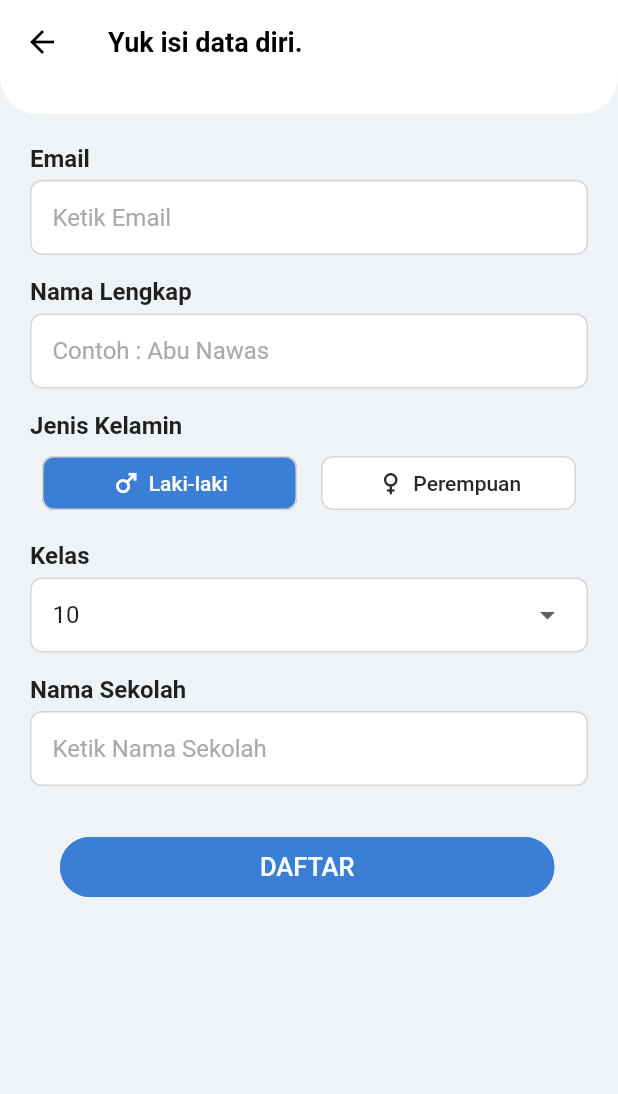
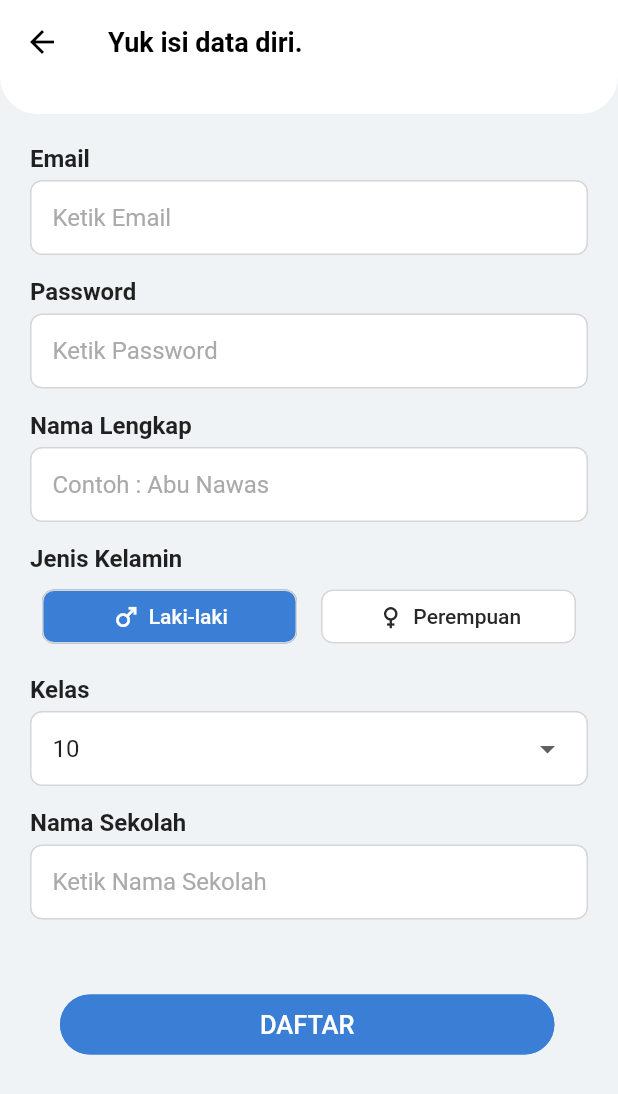
Before and after one commit to arfizart/app_final_latsol, a Flutter app: the RegisterPage screen opened by its route, on a phone screen of 412 x 824 dp. Shown: the top 1094 px of the screen. Run offline on Flutter 3.47's test engine with Material 2 defaults, Android fonts, the phone set to English and light mode, and no system bars; our stand-ins replace firebase_auth, firebase_core; accounts and stored records are empty; network calls fail.

Commit message:
Login & Register By email
Sukses login dan register dengan Email

```diff
--- a/lib/main.dart
+++ b/lib/main.dart
@@ -8,6 +8,8 @@ import 'views/main/latihan_soal/paket_soal_page.dart';
 import 'views/main_page.dart';
 import 'views/register_page.dart';
 import 'views/splash_screen.dart';
+
+
 
 void main() async {
   WidgetsFlutterBinding.ensureInitialized();
@@ -35,7 +37,7 @@ class MyApp extends StatelessWidget {
         "/": (context) => const SplashScreen(),
         LoginPage.route: (context) => const LoginPage(),
         RegisterPage.route: (context) => const RegisterPage(),
-        MainPage.route: (context) => MainPage(),
+        MainPage.route: (context) => const MainPage(),
         MapelPage.route: (context) => const MapelPage(),
         PaketSoalPage.route: (context) => const PaketSoalPage(),
         LoginForm.route: (context) => const LoginForm(),
--- a/lib/views/register_page.dart
+++ b/lib/views/register_page.dart
@@ -1,3 +1,6 @@
+import 'package:app_final_latsol/auth/auth.dart';
+import 'package:firebase_auth/firebase_auth.dart';
+
 import '../constants/r.dart';
 import '../views/login_page.dart';
 import '../views/main_page.dart';
@@ -14,6 +17,7 @@ class RegisterPage extends StatefulWidget {
 enum Gender { lakilaki, perempuan }
 
 class _RegisterPageState extends State<RegisterPage> {
+  String? errorMessage = '';
   String gender = "Laki-laki";
   List<String> classSlta = ["10", "11", "12"];
   String selectedClass = "10";
@@ -28,8 +32,35 @@ class _RegisterPageState extends State<RegisterPage> {
   }
 
   final emailController = TextEditingController();
+  final passwordController = TextEditingController();
   final namaLengkapController = TextEditingController();
   final namaSekolahController = TextEditingController();
+
+  Future<void> createUserWithEmailAndPassword() async {
+    try {
+      await Auth().createUserWithEmailAndPassword(
+        email: emailController.text,
+        password: passwordController.text,
+      );
+      setState(() {
+        Navigator.of(context).pushNamed(MainPage.route);
+      });
+    } on FirebaseAuthException catch (e) {
+      setState(() {
+        errorMessage = e.message;
+      });
+    }
+  }
+
+  Widget _errorMessage() {
+    return Center(
+      child: Text(
+        errorMessage == '' ? '' : 'Error! $errorMessage',
+        textAlign: TextAlign.center,
+        style: const TextStyle(color: Colors.red),
+      ),
+    );
+  }
 
   @override
   Widget build(BuildContext context) {
@@ -67,6 +98,14 @@ class _RegisterPageState extends State<RegisterPage> {
                 controller: emailController,
                 title: 'Email',
                 hintText: 'Ketik Email',
+              ),
+              const SizedBox(
+                height: 15,
+              ),
+              RegisterPasswordField(
+                controller: passwordController,
+                title: 'Password',
+                hintText: 'Ketik Password',
               ),
               const SizedBox(
                 height: 15,
@@ -250,13 +289,15 @@ class _RegisterPageState extends State<RegisterPage> {
               const SizedBox(
                 height: 15,
               ),
+              _errorMessage(),
               ButtonLogin(
                 onTap: () {
+                  createUserWithEmailAndPassword();
                   // Navigator.of(context).pushNamed(MainPage.route);
-                  Navigator.of(context).pushNamedAndRemoveUntil(
-                    MainPage.route,
-                    (context) => false,
-                  );
+                  // Navigator.of(context).pushNamedAndRemoveUntil(
+                  //   MainPage.route,
+                  //   (context) => false,
+                  // );
                 },
                 backgroundColor: R.colors.primary,
                 borderColor: R.colors.primary,
@@ -329,3 +370,57 @@ class RegisterTextField extends StatelessWidget {
     );
   }
 }
+
+class RegisterPasswordField extends StatelessWidget {
+  const RegisterPasswordField({
+    Key? key,
+    required this.title,
+    required this.hintText,
+    this.controller,
+  }) : super(key: key);
+
+  final String title;
+  final String hintText;
+  final TextEditingController? controller;
+
+  @override
+  Widget build(BuildContext context) {
+    return Column(
+      crossAxisAlignment: CrossAxisAlignment.start,
+      children: [
+        Text(
+          title,
+          style: const TextStyle(
+            fontSize: 16,
+            fontWeight: FontWeight.w600,
+          ),
+        ),
+        const SizedBox(
+          height: 5,
+        ),
+        Container(
+          padding: const EdgeInsets.symmetric(
+            horizontal: 14,
+          ),
+          decoration: BoxDecoration(
+            borderRadius: BorderRadius.circular(8),
+            color: Colors.white,
+            border: Border.all(
+              color: R.colors.greyBorder,
+            ),
+          ),
+          child: TextField(
+            obscureText: true,
+            controller: controller,
+            decoration: InputDecoration(
+                border: InputBorder.none,
+                hintText: hintText,
+                hintStyle: TextStyle(
+                  color: R.colors.greyHintText,
+                )),
+          ),
+        )
+      ],
+    );
+  }
+}
```
Also changed, not shown: lib/auth/path.dart (+31 -0 lines), lib/views/login_form_page.dart (+30 -9 lines), lib/views/splash_screen.dart (+5 -4 lines), 1 other file.
